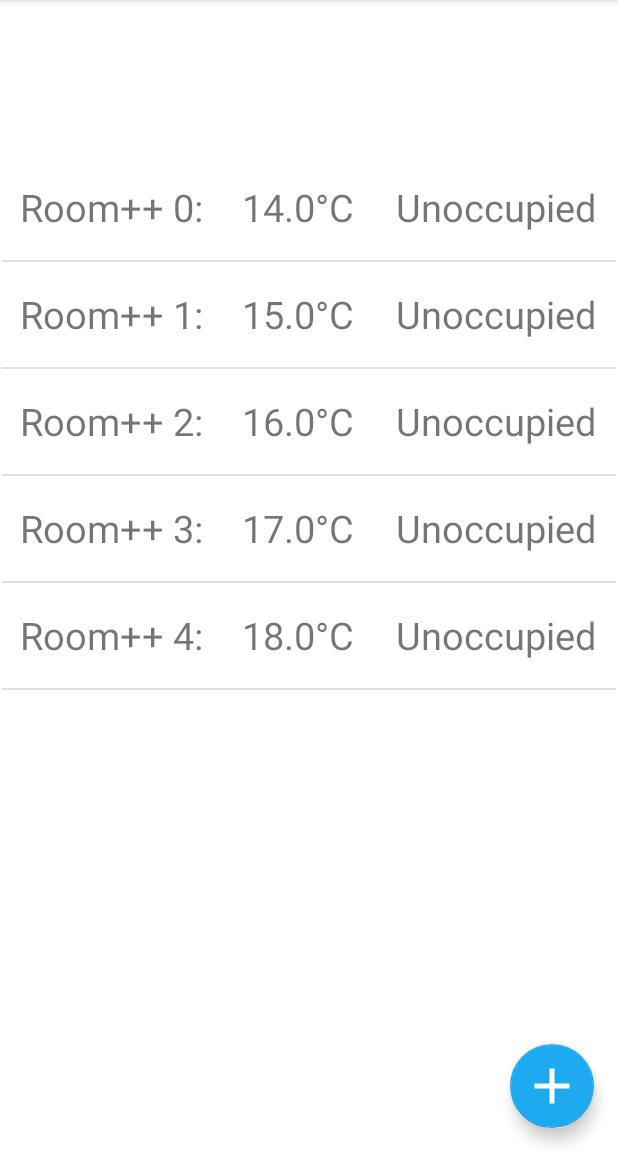
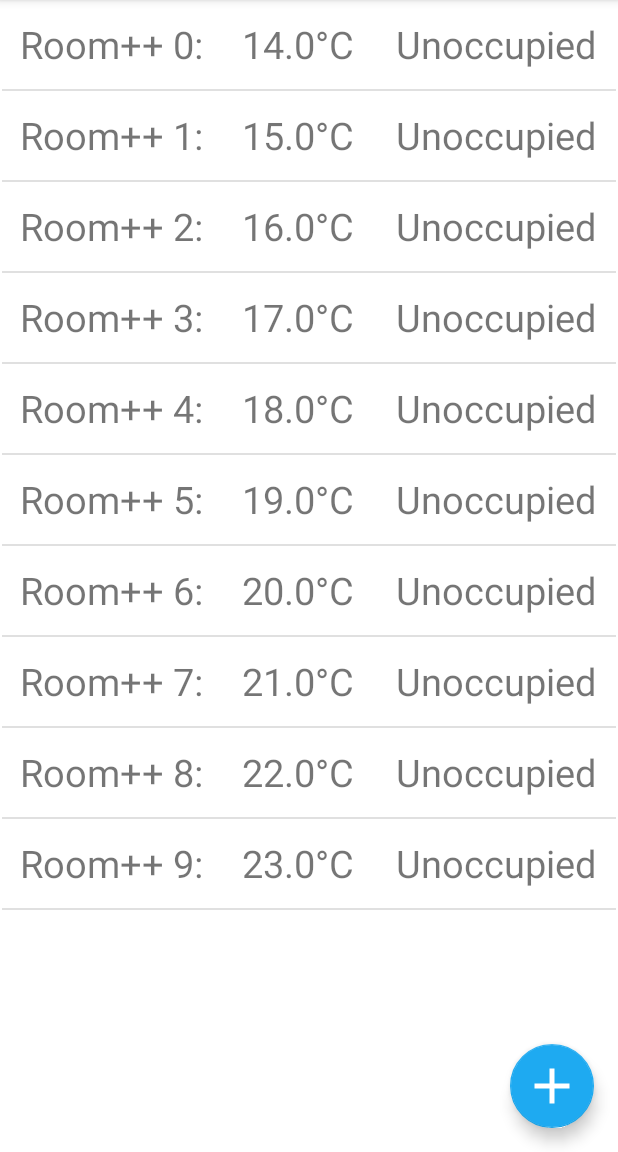
Before and after one commit to SimarjitBilkhuSB/MonitoredRooms, an Android app: the screen it shows after launch (MonitoredRoomsActivity), on a phone screen of 412 x 824 dp, the part 84-1236 px from its top. Run offline under Robolectric (Android 15) with nearby library versions, the phone set to English and light mode, and no system bars; our stand-ins replace navigation-ui.

Commit message:
Fixed Bug - Navigation header layout clipped at the top on certain phones
Samsung S5 - Never Clipped, now larger space between header title and top of window.

Samsung S8 & Pixel 3a Virtual Device - Was clipped at the top of window, now header fits perfectly.

```diff
--- a/MonitoredRooms/app/src/main/java/com/example/monitoredrooms/ui/home/MonitoredRoomsFragment.java
+++ b/MonitoredRooms/app/src/main/java/com/example/monitoredrooms/ui/home/MonitoredRoomsFragment.java
@@ -177,7 +177,7 @@ public class MonitoredRoomsFragment extends Fragment implements DialogInterface.
         ArrayList<Room> testRoomList = new ArrayList<>();
 
         //add rooms to list
-        for(int i = 0; i < 5; i++){
+        for(int i = 0; i < 10; i++){
             String roomName = "Room++ " + i +":"; //rooms can have 8 characters long names for now
             testRoomList.add(new Room(roomName, 14+i, 14-i, 2*14+i, "Unoccupied", 10));
         }
--- a/MonitoredRooms/app/src/main/res/layout/activity_monitored_rooms.xml
+++ b/MonitoredRooms/app/src/main/res/layout/activity_monitored_rooms.xml
@@ -14,12 +14,15 @@
         android:layout_width="match_parent"
         android:layout_height="match_parent" />
 
+    <!-- setting fitsSystemWindows  on the navigation view to false makes it fit
+        the screen for all more recent devices for some reason - tested for samsung s8-->
+    <!-- it makes it not look as good on older models - tested for samsung galaxy S5-->
     <com.google.android.material.navigation.NavigationView
         android:id="@+id/nav_view"
         android:layout_width="wrap_content"
         android:layout_height="match_parent"
         android:layout_gravity="start"
-        android:fitsSystemWindows="true"
+        android:fitsSystemWindows="false"
         app:headerLayout="@layout/nav_header_monitored_rooms"
         app:itemBackground="@drawable/layered_nav_item_background"
         app:itemIconTint="@drawable/nav_drawer_item_selector"
--- a/MonitoredRooms/app/src/main/res/layout/fragment_monitored_rooms.xml
+++ b/MonitoredRooms/app/src/main/res/layout/fragment_monitored_rooms.xml
@@ -57,9 +57,8 @@
         <ListView
             android:id="@+id/monitored_room_list_view"
             android:layout_width="match_parent"
-            android:layout_height="485dp"
+            android:layout_height="0dp"
             android:layout_marginStart="1dp"
-            android:layout_marginTop="5dp"
             android:layout_marginEnd="1dp"
             android:layout_marginBottom="10dp"
             app:layout_constraintBottom_toTopOf="@+id/addRoomFloatingButton"
--- a/MonitoredRooms/app/src/main/res/layout/room_list_item.xml
+++ b/MonitoredRooms/app/src/main/res/layout/room_list_item.xml
@@ -8,13 +8,6 @@
     <!--Change the guidelines depending on the number of characters allowed for Room names-->
     <!--Also determine what the rooms status will be: Unoccupied or Free | Occupied or In Use-->
     <!--This could help save characters for the room names-->
-
-    <androidx.constraintlayout.widget.Guideline
-        android:id="@+id/item_guideline4"
-        android:layout_width="wrap_content"
-        android:layout_height="wrap_content"
-        android:orientation="horizontal"
-        app:layout_constraintGuide_percent="0.10"/>
 
     <androidx.constraintlayout.widget.Guideline
         android:id="@+id/item_guideline1"
@@ -45,7 +38,7 @@
         android:text="@string/room_info1"
         android:textAlignment="gravity"
         android:textSize="25sp"
-        android:minHeight="70dp"
+        android:minHeight="59dp"
         app:layout_constraintEnd_toStartOf="@+id/item_guideline1"
         app:layout_constraintStart_toStartOf="parent"
         app:layout_constraintTop_toTopOf="parent" />
@@ -58,7 +51,7 @@
         android:text="@string/room_info2"
         android:textAlignment="gravity"
         android:textSize="25sp"
-        android:minHeight="70dp"
+        android:minHeight="59dp"
         app:layout_constraintEnd_toStartOf="@+id/item_guideline2"
         app:layout_constraintStart_toStartOf="@+id/item_guideline1"
         app:layout_constraintTop_toTopOf="parent" />
@@ -71,7 +64,7 @@
         android:text="@string/room_info3"
         android:textAlignment="gravity"
         android:textSize="25sp"
-        android:minHeight="70dp"
+        android:minHeight="59dp"
         app:layout_constraintEnd_toStartOf="@+id/item_guideline3"
         app:layout_constraintStart_toStartOf="@+id/item_guideline2"
         app:layout_constraintTop_toTopOf="parent" />
```
